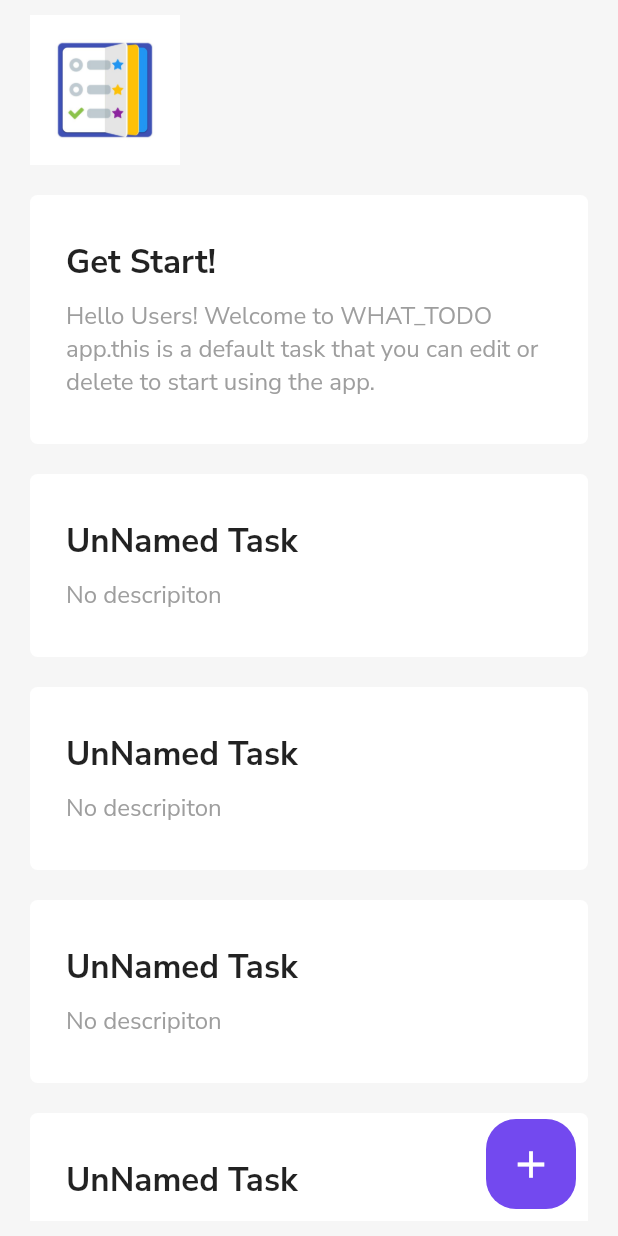
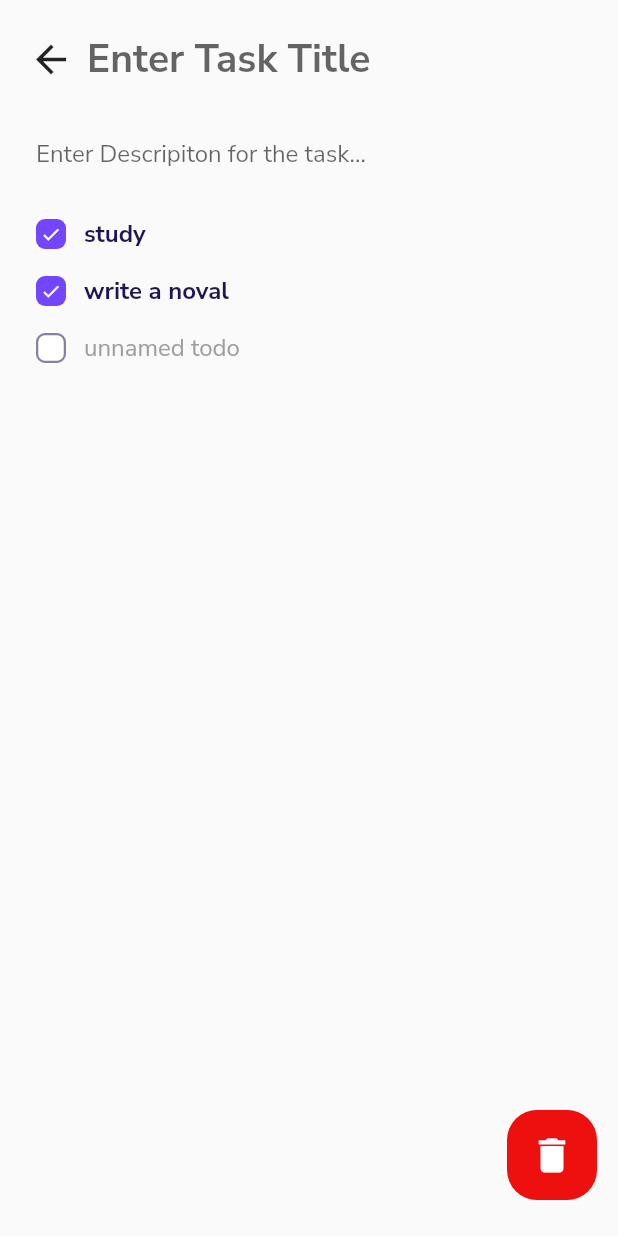
Before and after one commit to muhammedAnjoom/todo_app, a Flutter app: the screen it shows after launch, after a tap on the "add" icon, on a phone screen of 412 x 824 dp. Run offline on Flutter 3.47's test engine with Material 2 defaults, Android fonts, the phone set to English and light mode, and no system bars; our stand-ins replace google_fonts.

Commit message:
task screen

```diff
--- a/lib/screen/home/screen_main.dart
+++ b/lib/screen/home/screen_main.dart
@@ -1,5 +1,6 @@
 import 'package:flutter/material.dart';
 import 'package:todo_app/screen/home/widget/screen_task_card.dart';
+import 'package:todo_app/screen/task/screen_task..dart';
 
 class ScreenHomePage extends StatefulWidget {
   const ScreenHomePage({Key? key}) : super(key: key);
@@ -50,23 +51,36 @@ class _ScreenHomePageState extends State<ScreenHomePage> {
                   ),
                 ],
               ),
-              Align(
-                alignment: Alignment.bottomRight,
-                child: Padding(
-                  padding: const EdgeInsets.all(8.0),
+              Positioned(
+                bottom: 20,
+                right: 0,
                 child: Container(
                   width: 60,
                   height: 60,
                   decoration: BoxDecoration(
                     borderRadius: BorderRadius.circular(20),
-                        color: const Color(0xff7349ef)),
+                    gradient: const  LinearGradient(
+                      colors: [
+                        Color(0xff7349fe),
+                        Color(0xff643fdb),
+                      ],
+                      begin: Alignment(0.0,-1.0),
+                      end: Alignment(0.0,1.0)
+                    ),
+                  ),
                   child: IconButton(
-                      onPressed: () {},
+                    onPressed: () {
+                      Navigator.push(
+                        context,
+                        MaterialPageRoute(
+                          builder: (ctx) => const ScreenTaskPage(),
+                        ),
+                      );
+                    },
                     icon: const Icon(
                       Icons.add,
                       color: Colors.white,
                       size: 30,
-                      ),
                     ),
                   ),
                 ),
--- /dev/null
+++ b/lib/screen/task/screen_task..dart
@@ -0,0 +1,98 @@
+import 'package:flutter/material.dart';
+import 'package:todo_app/screen/widget/todo_widget.dart';
+
+class ScreenTaskPage extends StatelessWidget {
+  const ScreenTaskPage({Key? key}) : super(key: key);
+
+  @override
+  Widget build(BuildContext context) {
+    return Scaffold(
+      body: SafeArea(
+        child: Container(
+          child: Stack(
+            children: [
+              Column(
+                crossAxisAlignment: CrossAxisAlignment.start,
+                children: [
+                  Padding(
+                    padding: const EdgeInsets.symmetric(vertical: 10),
+                    child: Row(
+                      children: [
+                        Padding(
+                          padding: const EdgeInsets.only(left: 10),
+                          child: IconButton(
+                            onPressed: () {
+                              Navigator.pop(context);
+                            },
+                            icon: const Icon(
+                              Icons.arrow_back,
+                              size: 30,
+                            ),
+                          ),
+                        ),
+                        const Expanded(
+                          child: TextField(
+                            decoration: InputDecoration(
+                              hintText: "Enter Task Title",
+                              border: InputBorder.none,
+                            ),
+                            style: TextStyle(
+                                fontSize: 26,
+                                fontWeight: FontWeight.bold,
+                                color: Color(0xfff211551)),
+                          ),
+                        )
+                      ],
+                    ),
+                  ),
+                  const TextField(
+                    decoration: InputDecoration(
+                        hintText: "Enter Descripiton for the task...",
+                        border: InputBorder.none,
+                        contentPadding: EdgeInsets.symmetric(horizontal: 24)),
+                  ),
+                  SizedBox(
+                    height: 10,
+                  ),
+                  TodoWidget(
+                    text: "study",
+                    isDone: true,
+                  ),
+                  TodoWidget(
+                    text: "write a noval",
+                    isDone: true,
+                  ),
+                  TodoWidget()
+                ],
+              ),
+              Positioned(
+                bottom: 24,
+                right: 0,
+                child: Padding(
+                  padding: const EdgeInsets.only(right: 14),
+                  child: Container(
+                    width: 60,
+                    height: 60,
+                    decoration: BoxDecoration(
+                        borderRadius: BorderRadius.circular(20),
+                        color: Color.fromARGB(255, 238, 15, 15)),
+                    child: IconButton(
+                      onPressed: () {
+
+                      },
+                      icon: const Icon(
+                        Icons.delete,
+                        color: Colors.white,
+                        size: 30,
+                      ),
+                    ),
+                  ),
+                ),
+              )
+            ],
+          ),
+        ),
+      ),
+    );
+  }
+}
--- /dev/null
+++ b/lib/screen/widget/todo_widget.dart
@@ -0,0 +1,50 @@
+import 'package:flutter/material.dart';
+
+class TodoWidget extends StatelessWidget {
+  const TodoWidget({Key? key, this.text, this.isDone}) : super(key: key);
+  final String? text;
+  final bool? isDone;
+
+  @override
+  Widget build(BuildContext context) {
+    return Container(
+      padding: const EdgeInsets.symmetric(horizontal: 24, vertical: 8),
+      child: Row(
+        children: [
+          Container(
+            margin: const EdgeInsets.only(right: 12),
+            width: 20,
+            height: 20,
+            decoration: BoxDecoration(
+              color: isDone == true
+                  ? const Color(
+                      0xff7346fe,
+                    )
+                  : Colors.white,
+              borderRadius: BorderRadius.circular(6),
+              border: isDone == true
+                  ? null
+                  : Border.all(
+                      color: const Color(0xff86829d),
+                      width: 1.5,
+                    ),
+            ),
+            child: const Icon(
+              Icons.check,
+              size: 14,
+              color: Colors.white,
+            ),
+          ),
+          Text(
+            text ?? "unnamed todo",
+            style: TextStyle(
+              color: isDone == true ? const Color(0xfff211551) : Colors.grey,
+              fontSize: 16,
+              fontWeight: isDone ==true ? FontWeight.bold:null,
+            ),
+          )
+        ],
+      ),
+    );
+  }
+}
```
Lines whose indentation alone changed are shown as unchanged.
